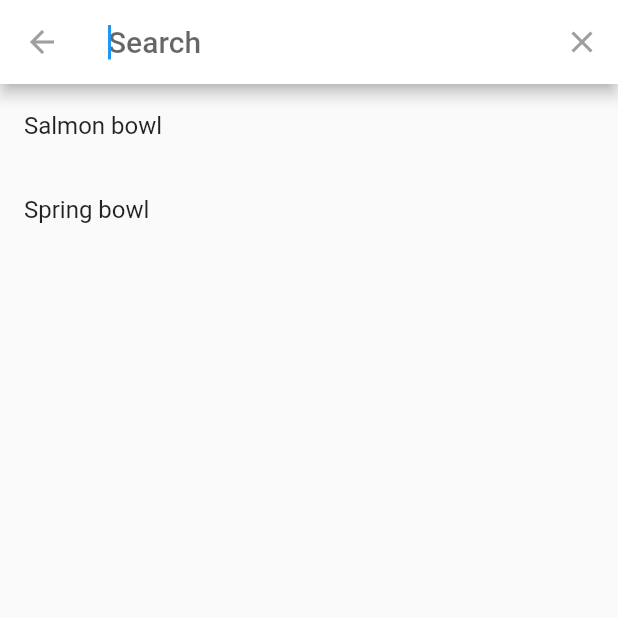
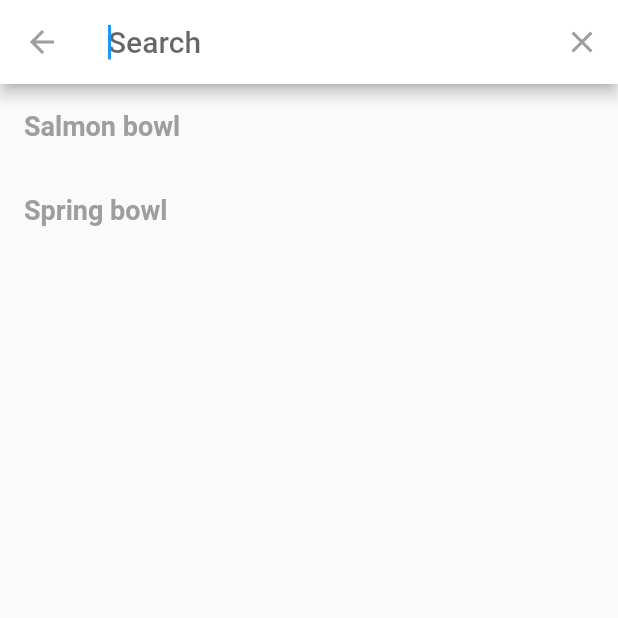
Before and after one commit to teambena/flutter_project, a Flutter app: the screen it shows after launch, after a tap on the "search" icon, on a phone screen of 412 x 824 dp, the top half of it. Run offline on Flutter 3.47's test engine with Material 2 defaults, Android fonts, the phone set to English and light mode, and no system bars; project files that could hold a hidden picture were left out.

Commit message:
Modified search terms.
Add the food suggestion when there is no search input.

```diff
--- a/lib/main.dart
+++ b/lib/main.dart
@@ -46,11 +46,6 @@ class _MyHomePageState extends State<MyHomePage> {
                     child: Row(
                       mainAxisAlignment: MainAxisAlignment.spaceBetween,
                       children: <Widget>[
-                        // IconButton(
-                        //   icon: Icon(Icons.filter_list),
-                        //   color: Colors.white,
-                        //   onPressed: () {},
-                        // ),
                        IconButton(
                           onPressed: () {
                             showSearch(
@@ -231,67 +226,118 @@ class _MyHomePageState extends State<MyHomePage> {
 }
 
 //search function
-class CustomSearchDelegate extends SearchDelegate {
+class CustomSearchDelegate extends SearchDelegate<String> {
+
+  final foods = [
+    'Salmon bowl',
+    'Spring bowl',
+    'Test Salmon bowl',
+    'Test Spring bowl',
+  ];
+
+  final recentFoods = [
+    'Salmon bowl',
+    'Spring bowl'
+  ];
 
   @override
-  List<Widget> buildActions(BuildContext context) {
-    return [
+  List<Widget> buildActions(BuildContext context) => [
         IconButton(
-        icon: const Icon(Icons.clear),
+          icon: Icon(Icons.clear),
           onPressed: () {
             if (query.isEmpty) {
-            close(context, null); //close searchbar
+              close(context, null);
             } else {
               query = '';
+              showSuggestions(context);
             }
           },
-      ),
+        )
       ];
-  }
 
   @override
-  Widget buildLeading(BuildContext context) {
-    return IconButton(
-      icon: const Icon(Icons.arrow_back),
-      onPressed: () {
-        close(context, null); //close searchbar
-      },
+  Widget buildLeading(BuildContext context) => IconButton(
+        icon: Icon(Icons.arrow_back),
+        onPressed: () => close(context, null),
       );
-  }
 
   @override
   Widget buildResults(BuildContext context) => Center(
-    child: Text(
-      'You selected : '+query
+        child: Column(
+          mainAxisAlignment: MainAxisAlignment.center,
+          children: [
+            Text(
+              query,
+              style: TextStyle(
+                color: Colors.black,
+                fontSize: 64,
+                fontWeight: FontWeight.bold,
+              ),
+            ),
+          ],
         ),
       );
 
-
-
   @override
   Widget buildSuggestions(BuildContext context) {
-  List<String> searchTerms = [
-    'Salmon bowl',
-    'Spring bowl',
-    ];
-    return ListView.builder(
-      itemCount: searchTerms.length,
+    final suggestions = query.isEmpty
+        ? recentFoods
+        : foods.where((food) {
+            final foodLower = food.toLowerCase();
+            final queryLower = query.toLowerCase();
+
+            return foodLower.startsWith(queryLower);
+          }).toList();
+
+    return buildSuggestionsSuccess(suggestions);
+  }
+
+  Widget buildSuggestionsSuccess(List<String> suggestions) => ListView.builder(
+        itemCount: suggestions.length,
         itemBuilder: (context, index) {
-        final searchTerm = searchTerms[index];
+          final suggestion = suggestions[index];
+          final queryText = suggestion.substring(0, query.length);
+          final remainingText = suggestion.substring(query.length);
 
           return ListTile(
-          title: Text(searchTerm),
             onTap: () {
-            query = searchTerm;
+              query = suggestion;
+
+              // 1. Show Results
               showResults(context);
 
-            // Need fix
-            // Navigator.of(context).push(MaterialPageRoute(
-            //   builder: (context) => DetailsPage(id: id, heroTag: imgPath, foodName: foodName, foodPrice: price)
-            // ));
+              // 2. Close Search & Return Result
+              // close(context, suggestion);
+
+              // 3. Navigate to Result Page
+              //  Navigator.push(
+              //   context,
+              //   MaterialPageRoute(
+              //     builder: (BuildContext context) => ResultPage(suggestion),
+              //   ),
+              // );
             },
+            // title: Text(suggestion),
+            title: RichText(
+              text: TextSpan(
+                text: queryText,
+                style: TextStyle(
+                  color: Colors.black,
+                  fontWeight: FontWeight.bold,
+                  fontSize: 18,
+                ),
+                children: [
+                  TextSpan(
+                    text: remainingText,
+                    style: TextStyle(
+                      color: Colors.grey,
+                      fontSize: 18,
+                    ),
+                  ),
+                ],
+              ),
+            ),
           );
         },
       );
 }
-}
```
Also changed, not shown: 2 other files. Lines whose indentation alone changed are shown as unchanged.
